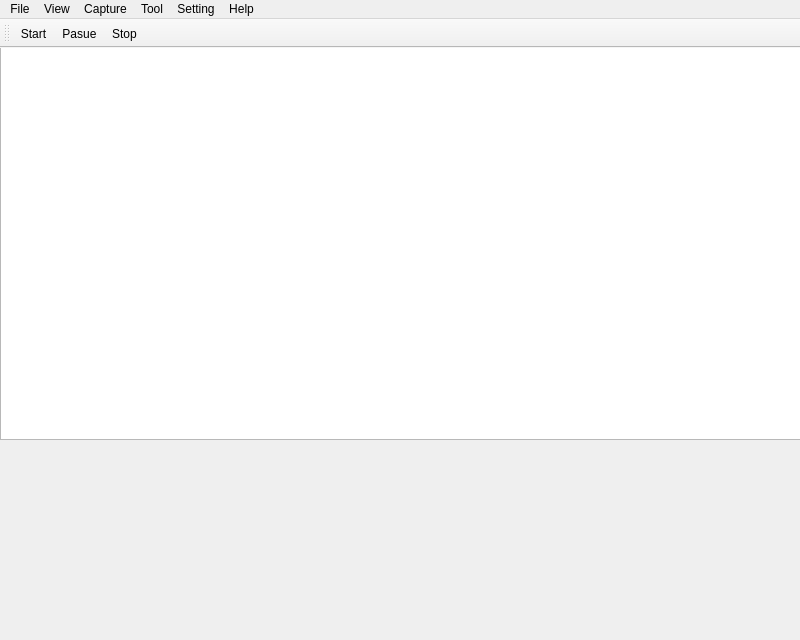
First picture: the form in mainwindow.ui, repository ctrlfrmb/fkcap, before the edit.
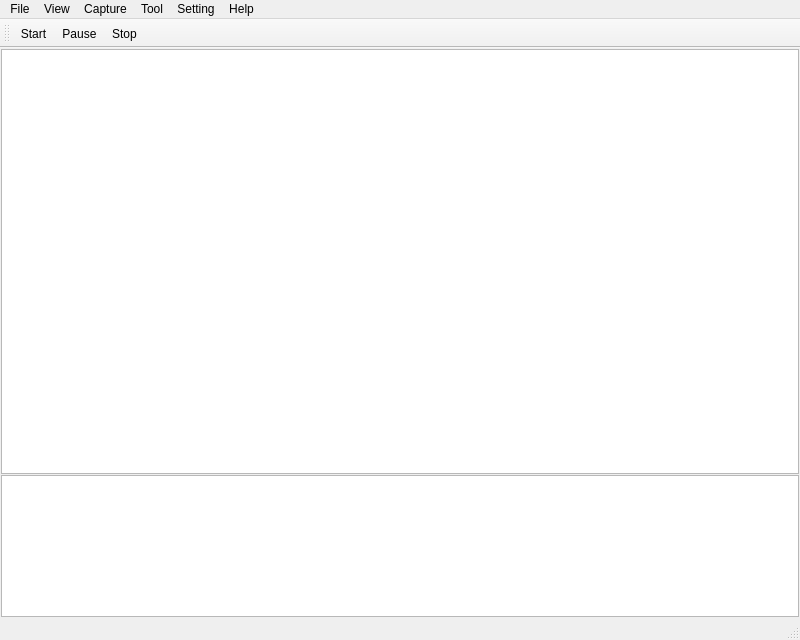
Second picture: the form after the edit. Icons and pictures are not drawn.

```diff
--- a/mainwindow.ui
+++ b/mainwindow.ui
@@ -18,16 +18,29 @@
     <normaloff>:/images/resource/icons/main_window.ico</normaloff>:/images/resource/icons/main_window.ico</iconset>
   </property>
   <widget class="QWidget" name="centralWidget">
-   <widget class="QTableView" name="tableView">
-    <property name="geometry">
-     <rect>
-      <x>0</x>
-      <y>-9</y>
-      <width>801</width>
-      <height>401</height>
-     </rect>
+   <layout class="QVBoxLayout" name="verticalLayout" stretch="3,1">
+    <property name="spacing">
+     <number>1</number>
     </property>
-   </widget>
+    <property name="leftMargin">
+     <number>1</number>
+    </property>
+    <property name="topMargin">
+     <number>1</number>
+    </property>
+    <property name="rightMargin">
+     <number>1</number>
+    </property>
+    <property name="bottomMargin">
+     <number>1</number>
+    </property>
+    <item>
+     <widget class="QTableView" name="tableView"/>
+    </item>
+    <item>
+     <widget class="QTreeView" name="treeView"/>
+    </item>
+   </layout>
   </widget>
   <widget class="QMenuBar" name="menuBar">
    <property name="geometry">
@@ -64,7 +77,7 @@
      <string>Capture</string>
     </property>
     <addaction name="actionStart"/>
-    <addaction name="actionPasue"/>
+    <addaction name="actionPause"/>
     <addaction name="actionStop"/>
    </widget>
    <widget class="QMenu" name="menuTool">
@@ -96,9 +109,10 @@
     <bool>false</bool>
    </attribute>
    <addaction name="actionStart"/>
-   <addaction name="actionPasue"/>
+   <addaction name="actionPause"/>
    <addaction name="actionStop"/>
   </widget>
+  <widget class="QStatusBar" name="statusBar"/>
   <action name="actionAbout">
    <property name="text">
     <string>About</string>
@@ -113,13 +127,13 @@
     <string>Start</string>
    </property>
   </action>
-  <action name="actionPasue">
+  <action name="actionPause">
    <property name="icon">
     <iconset resource="resource.qrc">
      <normaloff>:/images/resource/icons/capture_pause.png</normaloff>:/images/resource/icons/capture_pause.png</iconset>
    </property>
    <property name="text">
-    <string>Pasue</string>
+    <string>Pause</string>
    </property>
   </action>
   <action name="actionStop">
```
